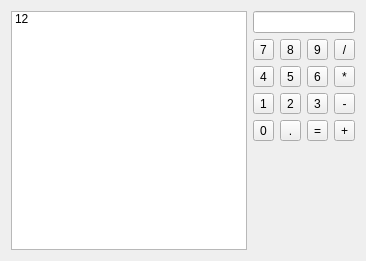
This is CPP/xCalc/panels/calcpanel.ui in porfirioribeiro/resplacecode as Qt 5 draws it before an edit. The edited form follows.
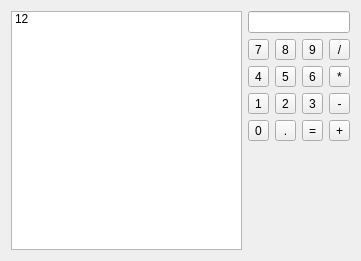
This is the edited form. Custom widgets are drawn as their Qt base class.

```diff
--- a/CPP/xCalc/panels/calcpanel.ui
+++ b/CPP/xCalc/panels/calcpanel.ui
@@ -5,7 +5,7 @@
    <rect>
     <x>0</x>
     <y>0</y>
-    <width>366</width>
+    <width>361</width>
     <height>261</height>
    </rect>
   </property>
```
